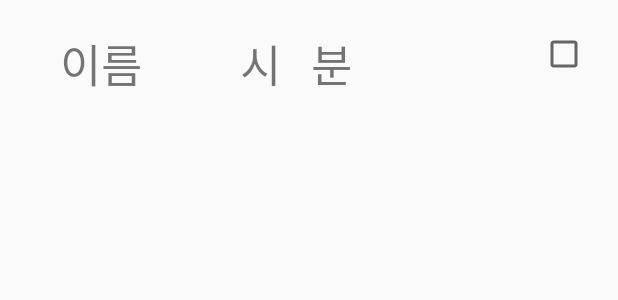
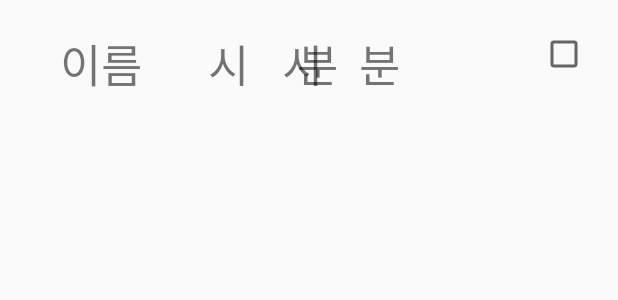
Before and after one commit to opensource-sw/wakeup_application, an Android app: the layout forlistview.xml on its own in the app's theme, with its tools: preview values and no code run, on a phone screen of 412 x 824 dp. Shown: the top 300 px of the screen. Run offline under Robolectric (Android 15) with nearby library versions, the phone set to English and light mode, and no system bars.

Commit message:
listview time minute update

```diff
--- a/app/src/main/res/layout/forlistview.xml
+++ b/app/src/main/res/layout/forlistview.xml
@@ -17,27 +17,46 @@
             android:layout_width="100dp"
             android:layout_height="wrap_content"
             android:layout_marginLeft="20dp"
-            android:textSize="30dp"
-            android:text="이름" />
+            android:text="이름"
+            android:textSize="30dp" />
+
+        <TextView
+            android:id="@+id/hour"
+            android:layout_width="wrap_content"
+            android:layout_height="wrap_content"
+            android:layout_marginLeft="48dp"
+            android:layout_toRightOf="@id/namealarm"
+            android:text="시"
+            android:textSize="30dp" />
 
         <TextView
             android:id="@+id/houralarm"
             android:layout_width="wrap_content"
             android:layout_height="wrap_content"
+            android:layout_marginLeft="-1dp"
             android:layout_toRightOf="@id/namealarm"
-            android:layout_marginLeft="20dp"
-            android:textSize="30dp"
-            android:text="시" />
+            android:text="시"
+            android:textSize="30dp" />
+
+        <TextView
+            android:id="@+id/minute"
+            android:layout_width="wrap_content"
+            android:layout_height="wrap_content"
+            android:layout_marginLeft="73dp"
+            android:layout_marginRight="20dp"
+            android:layout_toRightOf="@id/houralarm"
+            android:text="분"
+            android:textSize="30dp" />
 
         <TextView
             android:id="@+id/minutealarm"
             android:layout_width="wrap_content"
             android:layout_height="wrap_content"
+            android:layout_marginLeft="32dp"
+            android:layout_marginRight="20dp"
             android:layout_toRightOf="@id/houralarm"
-            android:layout_marginLeft="20dp"
-            android:layout_marginRight="20dp"
-            android:textSize="30dp"
-            android:text="분" />
+            android:text="분"
+            android:textSize="30dp" />
 
         <CheckBox
             android:id="@+id/deletealarm"
```
